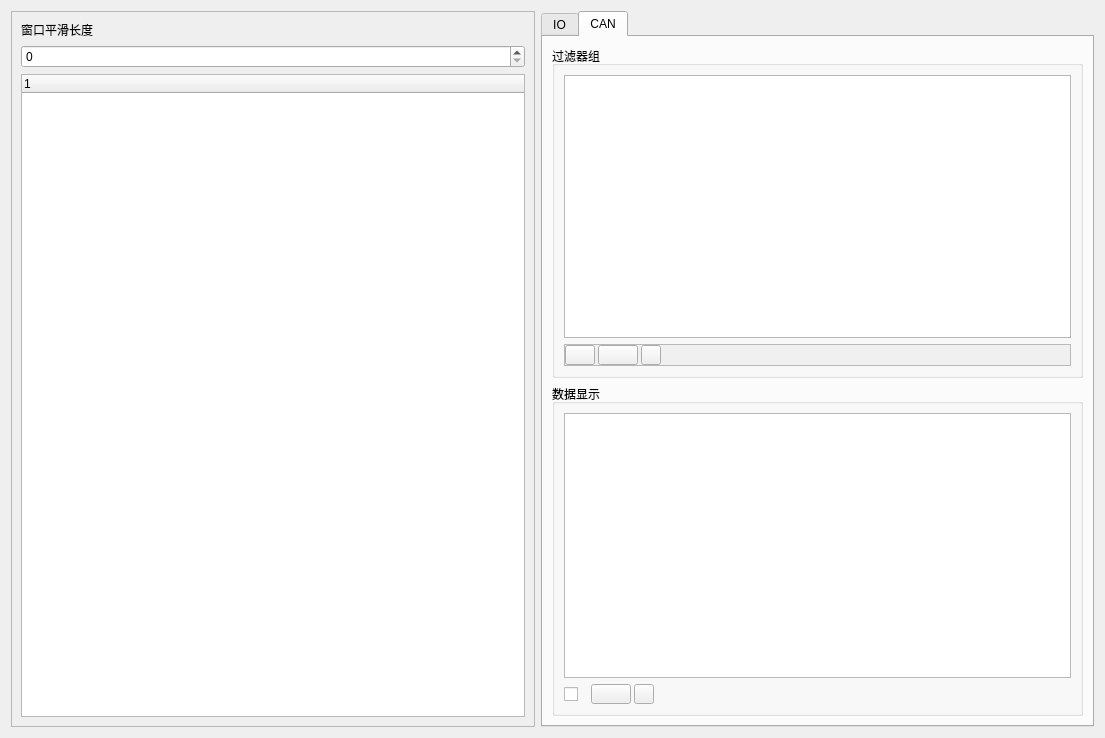
Before: the Qt Designer form setting.ui in WirelessDataCollect/UpperMonitor, drawn with Qt 5.
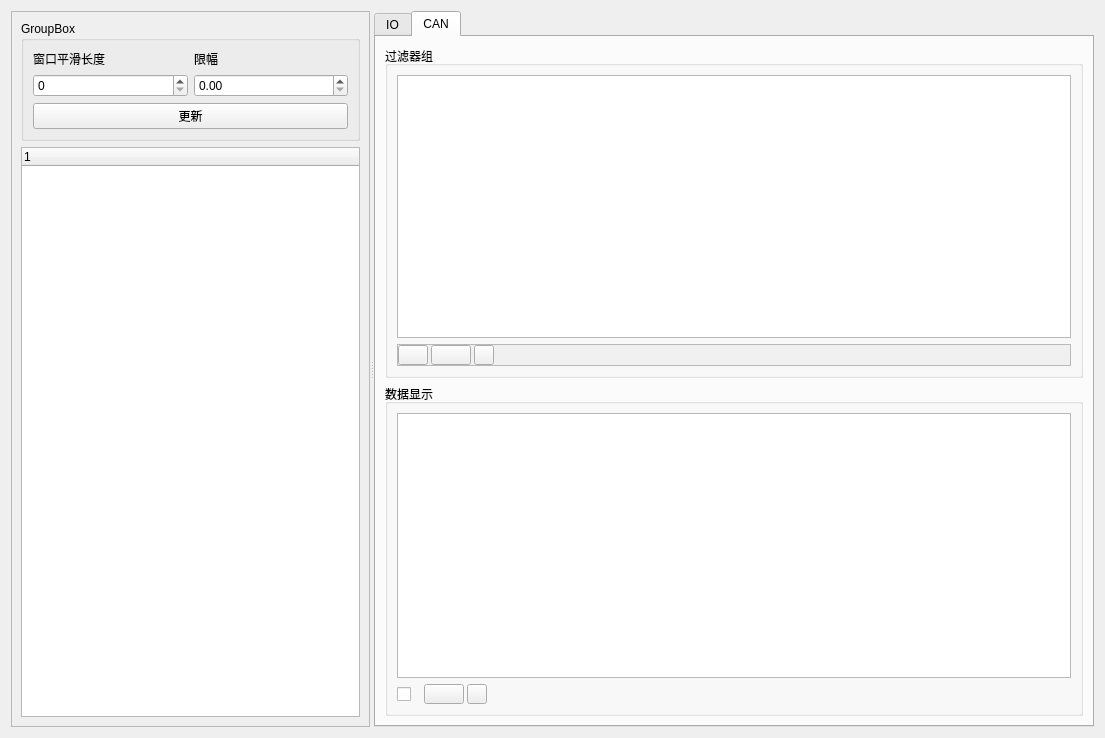
After: the same form once the commit is applied. Icons and pictures are not drawn.

The edit to the form file:
```diff
--- a/setting.ui
+++ b/setting.ui
@@ -15,6 +15,10 @@
   </property>
   <layout class="QGridLayout" name="gridLayout_7">
    <item row="0" column="0">
+    <widget class="QSplitter" name="splitter">
+     <property name="orientation">
+      <enum>Qt::Horizontal</enum>
+     </property>
     <widget class="QFrame" name="frame">
      <property name="frameShape">
       <enum>QFrame::StyledPanel</enum>
@@ -22,8 +26,44 @@
      <property name="frameShadow">
       <enum>QFrame::Raised</enum>
      </property>
+      <layout class="QVBoxLayout" name="verticalLayout">
+       <item>
+        <widget class="QGroupBox" name="groupBox_3">
+         <property name="title">
+          <string>GroupBox</string>
+         </property>
      <layout class="QGridLayout" name="gridLayout_2">
-      <item row="2" column="0">
+          <item row="0" column="0">
+           <widget class="QLabel" name="label">
+            <property name="text">
+             <string>窗口平滑长度</string>
+            </property>
+           </widget>
+          </item>
+          <item row="0" column="1">
+           <widget class="QLabel" name="label_2">
+            <property name="text">
+             <string>限幅</string>
+            </property>
+           </widget>
+          </item>
+          <item row="1" column="0">
+           <widget class="QSpinBox" name="spinBox"/>
+          </item>
+          <item row="1" column="1">
+           <widget class="QDoubleSpinBox" name="doubleSpinBox"/>
+          </item>
+          <item row="2" column="0" colspan="2">
+           <widget class="QPushButton" name="pushButton">
+            <property name="text">
+             <string>更新</string>
+            </property>
+           </widget>
+          </item>
+         </layout>
+        </widget>
+       </item>
+       <item>
        <widget class="QTreeWidget" name="treeWidget">
         <column>
          <property name="text">
@@ -32,20 +72,8 @@
         </column>
        </widget>
       </item>
-      <item row="0" column="0">
-       <widget class="QLabel" name="label">
-        <property name="text">
-         <string>窗口平滑长度</string>
-        </property>
-       </widget>
-      </item>
-      <item row="1" column="0">
-       <widget class="QSpinBox" name="spinBox"/>
-      </item>
-     </layout>
-    </widget>
-   </item>
-   <item row="0" column="1">
+      </layout>
+     </widget>
     <widget class="QTabWidget" name="tabWidget">
      <property name="currentIndex">
       <number>1</number>
@@ -341,6 +369,7 @@
         </widget>
        </item>
       </layout>
+      </widget>
      </widget>
     </widget>
    </item>
```
Lines whose indentation alone changed are shown as unchanged.
